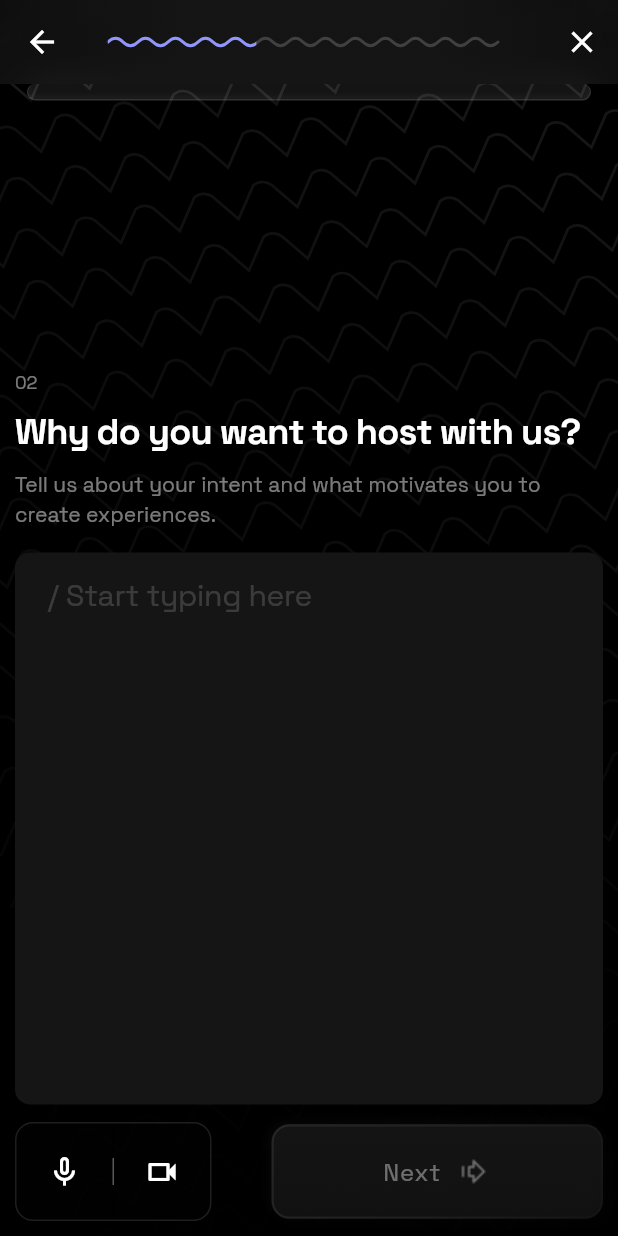
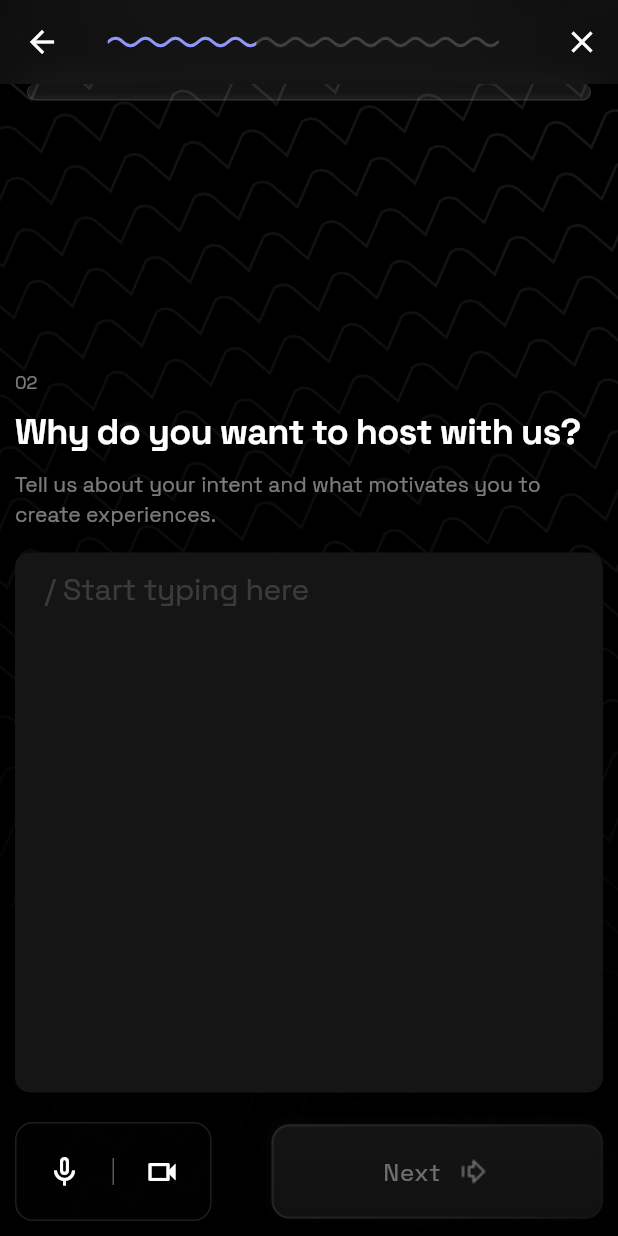
Before and after one commit to accee00/8-club, a Flutter app: the OnboardScreen screen opened directly, on a phone screen of 412 x 824 dp. Run offline on Flutter 3.47's test engine with Material 3 defaults, Android fonts, the phone set to English and light mode, and no system bars; our stand-ins replace bloc, camera, dio, flutter_bloc, fpdart, get_it and 4 more; missing offline and left inert: audio_waveforms; network calls fail.

Commit message:
final fix.

```diff
--- a/lib/core/widgets/custom_text_feild.dart
+++ b/lib/core/widgets/custom_text_feild.dart
@@ -1,16 +1,34 @@
 import 'package:eightclub/core/extensions/build_extension.dart';
 import 'package:flutter/material.dart';
 
-class CustomTextFeild extends StatelessWidget {
-  const CustomTextFeild({
+class CustomTextField extends StatelessWidget {
+  const CustomTextField({
     super.key,
     required this.controller,
     required this.hintText,
-    this.maxLines = 14,
+    this.maxLines = 1,
+    this.maxLength,
+    this.validator,
+    this.errorText,
+    this.onChanged,
+    this.keyboardType = TextInputType.text,
+    this.obscureText = false,
+    this.enabled = true,
+    this.readOnly = false,
   });
+
   final TextEditingController controller;
   final int? maxLines;
   final String hintText;
+  final int? maxLength;
+  final String? Function(String?)? validator;
+  final String? errorText;
+  final ValueChanged<String>? onChanged;
+  final TextInputType keyboardType;
+  final bool obscureText;
+  final bool enabled;
+  final bool readOnly;
+
   @override
   Widget build(BuildContext context) {
     return Container(
@@ -18,11 +36,33 @@ class CustomTextFeild extends StatelessWidget {
         borderRadius: BorderRadius.circular(10),
         color: context.colorScheme.surface,
       ),
-      child: TextField(
+      child: TextFormField(
         textInputAction: TextInputAction.go,
         controller: controller,
         maxLines: maxLines,
-        decoration: InputDecoration(hintText: hintText),
+        maxLength: maxLength,
+        validator: validator,
+        onChanged: onChanged,
+        keyboardType: keyboardType,
+        obscureText: obscureText,
+        enabled: enabled,
+        readOnly: readOnly,
+        buildCounter:
+            (
+              BuildContext context, {
+              required int currentLength,
+              required bool isFocused,
+              required int? maxLength,
+            }) => null,
+        decoration: InputDecoration(
+          hintText: hintText,
+          errorText: errorText,
+          border: InputBorder.none,
+          contentPadding: const EdgeInsets.symmetric(
+            horizontal: 16,
+            vertical: 12,
+          ),
+        ),
       ),
     );
   }
--- a/lib/features/onboard/presentation/view/onboard_screen.dart
+++ b/lib/features/onboard/presentation/view/onboard_screen.dart
@@ -603,10 +603,20 @@ class _OnboardScreenState extends State<OnboardScreen> {
                               ),
                             ),
                           const SizedBox(height: 15),
-                          CustomTextFeild(
+                          CustomTextField(
                             controller: _textController,
                             maxLines: adaptiveMaxLines,
                             hintText: '/ Start typing here',
+                            maxLength: 600,
+                            validator: (value) {
+                              if (value == null || value.isEmpty) {
+                                return 'Feild is empty.';
+                              }
+                              if (value.length > 600) {
+                                return 'Length is greater than 600.';
+                              }
+                              return null;
+                            },
                           ),
                           const SizedBox(height: 10),
 
@@ -663,20 +673,16 @@ class _OnboardScreenState extends State<OnboardScreen> {
                     ),
                     child: Row(
                       children: [
-                        // Use ternary operator for conditional rendering
                         _shouldShowSelector()
                             ? _videoAudioSelector(context)
-                            : Container(), // Empty container when selector is hidden
+                            : Container(),
                         _shouldShowSelector()
                             ? const SizedBox(width: 40)
-                            : const SizedBox(
-                                width: 0,
-                              ), // No space when selector is hidden
+                            : const SizedBox(width: 0),
                         Expanded(
                           child: Elevatednextbutton(
                             onTap: () {},
-                            isEnabled:
-                                !_shouldShowSelector(), // Enable when selector is hidden
+                            isEnabled: !_shouldShowSelector(),
                           ),
                         ),
                       ],
--- a/lib/main.dart
+++ b/lib/main.dart
@@ -1,7 +1,7 @@
 import 'package:eightclub/core/constants/app_theme.dart';
 import 'package:eightclub/core/di/init_di.dart';
 import 'package:eightclub/features/experience_selection/presentation/bloc/selection_bloc.dart';
-import 'package:eightclub/features/onboard/presentation/view/onboard_screen.dart';
+import 'package:eightclub/features/experience_selection/presentation/view/selection.dart';
 import 'package:flutter/material.dart';
 import 'package:flutter_bloc/flutter_bloc.dart';
 
@@ -24,7 +24,7 @@ class MyApp extends StatelessWidget {
     return MaterialApp(
       theme: AppTheme.darkTheme,
       debugShowCheckedModeBanner: false,
-      home: OnboardScreen(),
+      home: ExperienceSelectionScreen(),
     );
   }
 }
```
Also changed, not shown: lib/features/experience_selection/presentation/view/selection.dart (+18 -3 lines).
